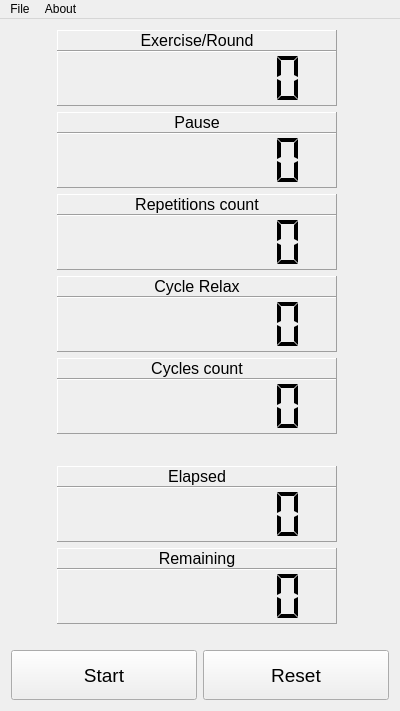
The window that SimpleTrainingTimer/mainwindow.ui (Myzhar/SimpleTrainingTimer) describes before a commit, drawn with Qt 5.
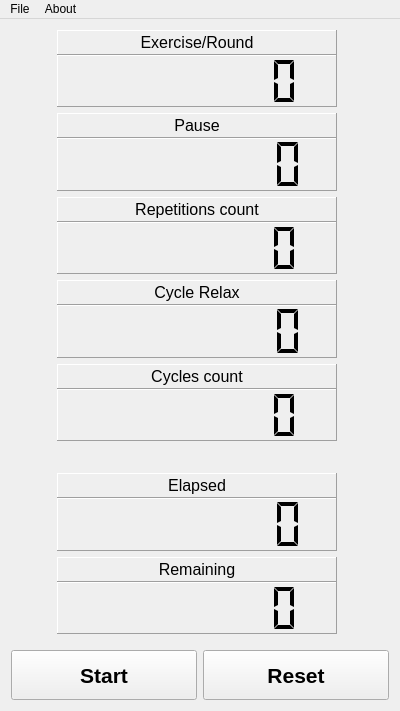
The same window after the commit. Custom widgets are drawn as their Qt base class.

Diff of the .ui file:
```diff
--- a/SimpleTrainingTimer/mainwindow.ui
+++ b/SimpleTrainingTimer/mainwindow.ui
@@ -47,7 +47,7 @@
         <property name="minimumSize">
          <size>
           <width>0</width>
-          <height>0</height>
+          <height>25</height>
          </size>
         </property>
         <property name="font">
@@ -121,7 +121,7 @@
         <property name="minimumSize">
          <size>
           <width>0</width>
-          <height>0</height>
+          <height>25</height>
          </size>
         </property>
         <property name="font">
@@ -195,7 +195,7 @@
         <property name="minimumSize">
          <size>
           <width>0</width>
-          <height>0</height>
+          <height>25</height>
          </size>
         </property>
         <property name="font">
@@ -269,7 +269,7 @@
         <property name="minimumSize">
          <size>
           <width>0</width>
-          <height>0</height>
+          <height>25</height>
          </size>
         </property>
         <property name="font">
@@ -340,7 +340,7 @@
         <property name="minimumSize">
          <size>
           <width>0</width>
-          <height>0</height>
+          <height>25</height>
          </size>
         </property>
         <property name="font">
@@ -414,7 +414,7 @@
         <property name="minimumSize">
          <size>
           <width>0</width>
-          <height>0</height>
+          <height>25</height>
          </size>
         </property>
         <property name="font">
@@ -483,7 +483,7 @@
       <property name="sizeHint" stdset="0">
        <size>
         <width>30</width>
-        <height>20</height>
+        <height>10</height>
        </size>
       </property>
      </spacer>
@@ -504,7 +504,7 @@
         <property name="minimumSize">
          <size>
           <width>0</width>
-          <height>0</height>
+          <height>25</height>
          </size>
         </property>
         <property name="font">
@@ -573,7 +573,7 @@
       <property name="minimumSize">
        <size>
         <width>40</width>
-        <height>0</height>
+        <height>70</height>
        </size>
       </property>
      </widget>
@@ -596,7 +596,9 @@
         </property>
         <property name="font">
          <font>
-          <pointsize>14</pointsize>
+          <pointsize>16</pointsize>
+          <weight>75</weight>
+          <bold>true</bold>
          </font>
         </property>
         <property name="text">
@@ -620,7 +622,9 @@
         </property>
         <property name="font">
          <font>
-          <pointsize>14</pointsize>
+          <pointsize>16</pointsize>
+          <weight>75</weight>
+          <bold>true</bold>
          </font>
         </property>
         <property name="text">
@@ -632,10 +636,16 @@
     </item>
     <item row="0" column="0" rowspan="8">
      <widget class="QTimeComposingWidget" name="widget_time_indicator_sx" native="true">
+      <property name="sizePolicy">
+       <sizepolicy hsizetype="Maximum" vsizetype="Preferred">
+        <horstretch>0</horstretch>
+        <verstretch>0</verstretch>
+       </sizepolicy>
+      </property>
       <property name="minimumSize">
        <size>
         <width>40</width>
-        <height>0</height>
+        <height>70</height>
        </size>
       </property>
      </widget>
@@ -691,6 +701,11 @@
    <header>qtimecomposingwidget.h</header>
    <container>1</container>
   </customwidget>
+  <customwidget>
+   <class>QClickLCDNumber</class>
+   <extends>QLCDNumber</extends>
+   <header>qclicklcdnumber.h</header>
+  </customwidget>
  </customwidgets>
  <resources/>
  <connections/>
```
Left out of the diff: 24 changed lines with no effect on the pictures.
